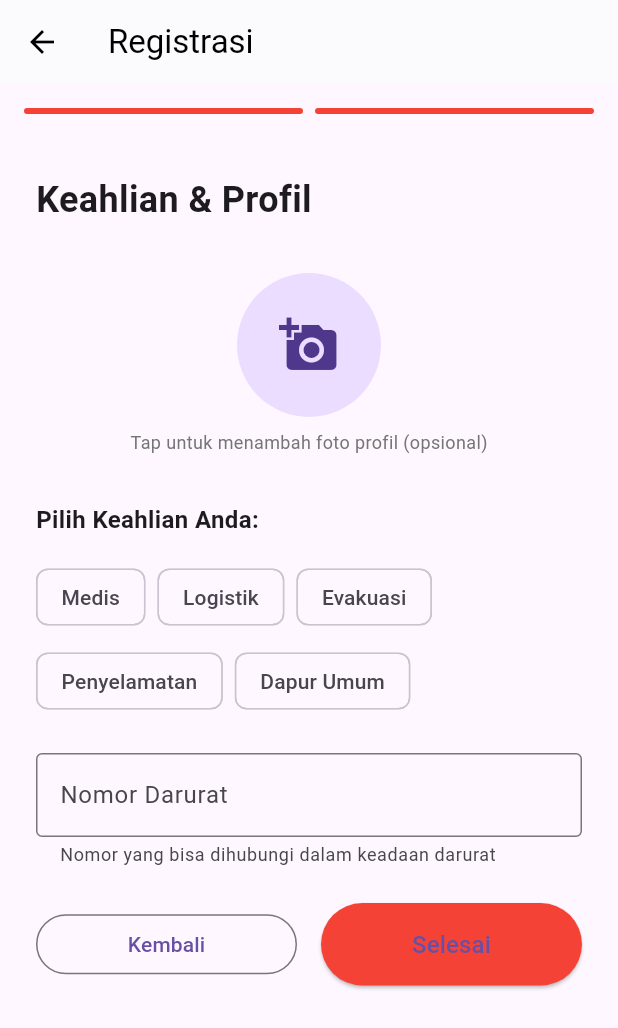
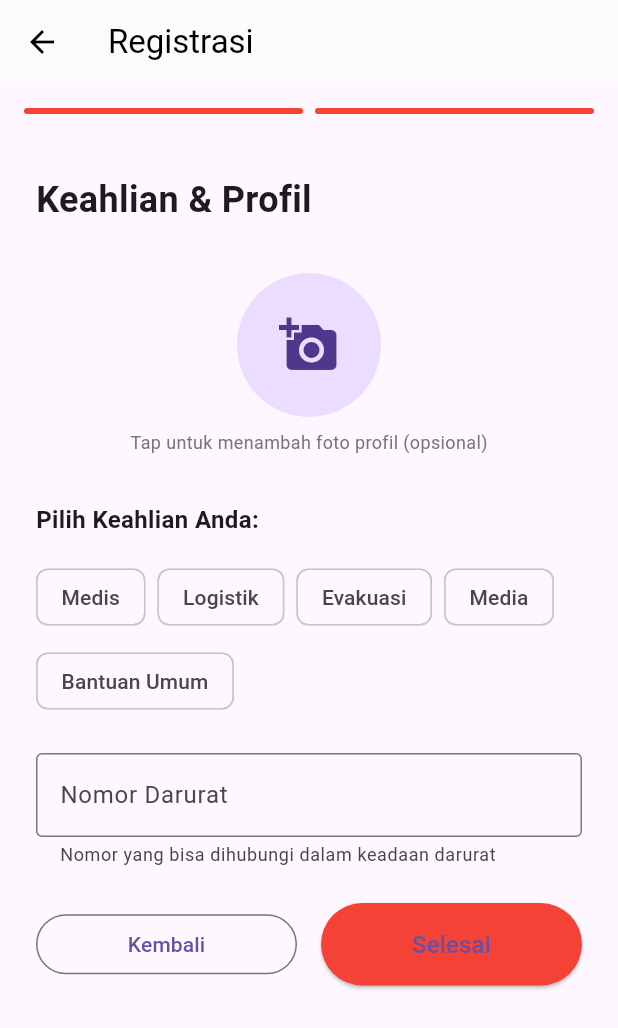
Before and after one commit to shiroul/tubes-mobile, a Flutter app: the RegisterScreen screen opened by its route, swiped to page 2, on a phone screen of 412 x 824 dp. Shown: the top 1028 px of the screen. Run offline on Flutter 3.47's test engine with Material 3 defaults, Android fonts, the phone set to English and light mode, and no system bars; our stand-ins replace cloud_firestore, firebase_auth, firebase_core, flutter_map, geocoding, geolocator and 3 more; accounts and stored records are empty; network calls fail.

Commit message:
first commit tubes

```diff
--- a/lib/screens/auth/register_screen.dart
+++ b/lib/screens/auth/register_screen.dart
@@ -39,8 +39,8 @@ class _RegisterScreenState extends State<RegisterScreen> {
     'Medis',
     'Logistik',
     'Evakuasi',
-    'Penyelamatan',
-    'Dapur Umum',
+    'Media',
+    'Bantuan Umum',
   ];
   final Set<String> selectedSkills = {};
 
--- a/lib/screens/profile/user_profile_screen.dart
+++ b/lib/screens/profile/user_profile_screen.dart
@@ -22,8 +22,8 @@ class _UserProfileScreenState extends State<UserProfileScreen> {
     'Medis',
     'Logistik',
     'Evakuasi',
-    'Penyelamatan',
-    'Dapur Umum',
+    'Media',
+    'Bantuan Umum',
   ];
   Set<String> selectedSkills = {};
   File? _pickedImage;
```
